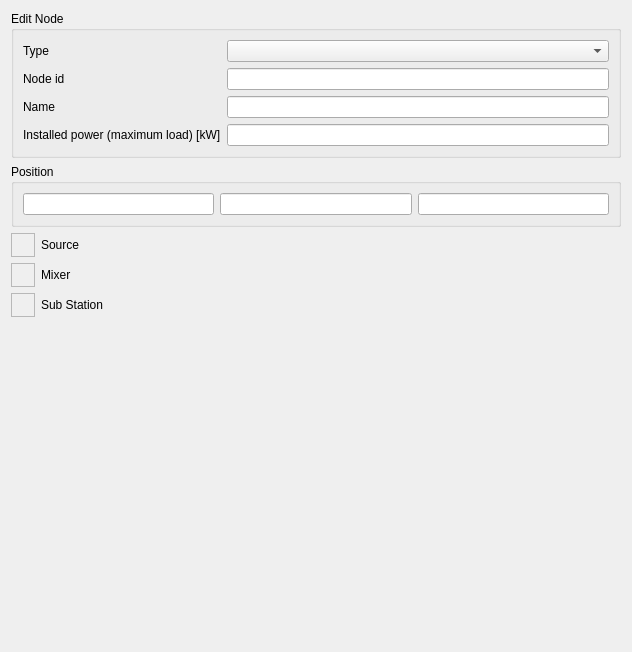
The window that SIM-VICUS/src/SVPropNetworkNodesWidget.ui (ghorwin/SIM-VICUS) describes before a commit, drawn with Qt 5.
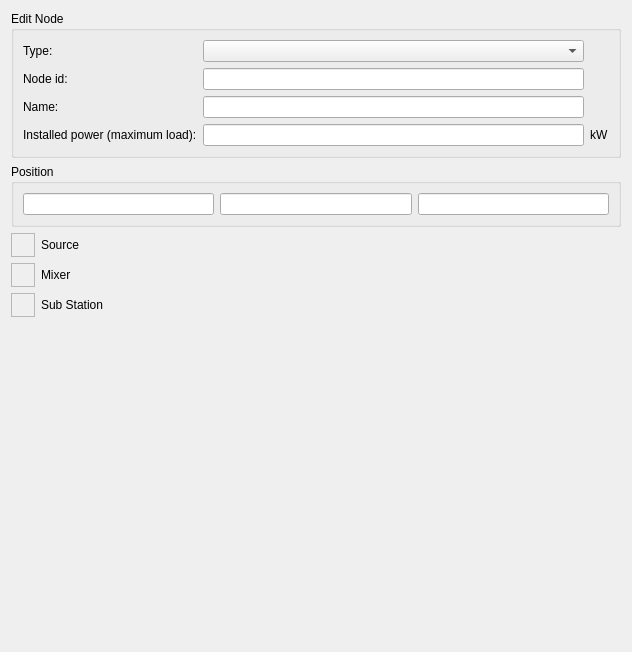
The same window after the commit. Custom widgets are drawn as their Qt base class.

The edit to the form file:
```diff
--- a/SIM-VICUS/src/SVPropNetworkNodesWidget.ui
+++ b/SIM-VICUS/src/SVPropNetworkNodesWidget.ui
@@ -19,11 +19,11 @@
      <property name="title">
       <string>Edit Node</string>
      </property>
-     <layout class="QFormLayout" name="formLayout_2">
+     <layout class="QGridLayout" name="gridLayout">
       <item row="0" column="0">
        <widget class="QLabel" name="label_19">
         <property name="text">
-         <string>Type</string>
+         <string>Type:</string>
         </property>
        </widget>
       </item>
@@ -33,14 +33,21 @@
       <item row="1" column="0">
        <widget class="QLabel" name="label_20">
         <property name="text">
-         <string>Node id</string>
+         <string>Node id:</string>
+        </property>
+       </widget>
+      </item>
+      <item row="1" column="1">
+       <widget class="QLineEdit" name="lineEditNodeId">
+        <property name="alignment">
+         <set>Qt::AlignRight|Qt::AlignTrailing|Qt::AlignVCenter</set>
         </property>
        </widget>
       </item>
       <item row="2" column="0">
        <widget class="QLabel" name="label_21">
         <property name="text">
-         <string>Name</string>
+         <string>Name:</string>
         </property>
        </widget>
       </item>
@@ -54,7 +61,7 @@
       <item row="3" column="0">
        <widget class="QLabel" name="label_23">
         <property name="text">
-         <string>Installed power (maximum load) [kW]</string>
+         <string>Installed power (maximum load):</string>
         </property>
        </widget>
       </item>
@@ -65,10 +72,10 @@
         </property>
        </widget>
       </item>
-      <item row="1" column="1">
-       <widget class="QLineEdit" name="lineEditNodeId">
-        <property name="alignment">
-         <set>Qt::AlignRight|Qt::AlignTrailing|Qt::AlignVCenter</set>
+      <item row="3" column="2">
+       <widget class="QLabel" name="label_27">
+        <property name="text">
+         <string>kW</string>
         </property>
        </widget>
       </item>
```
